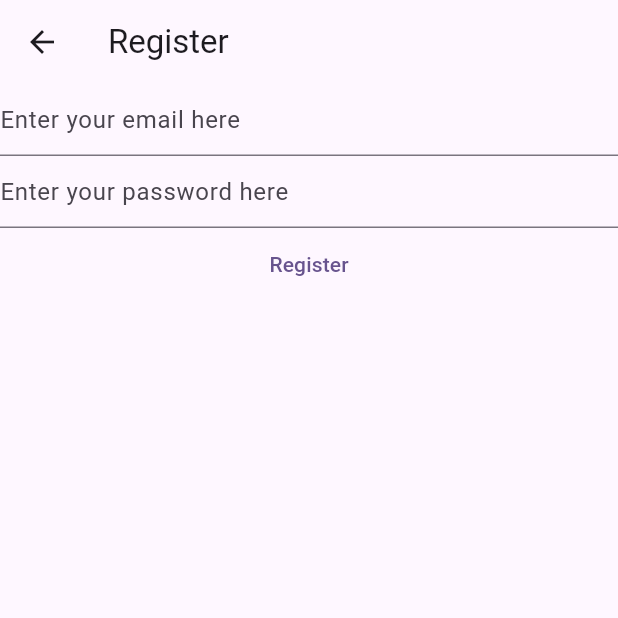
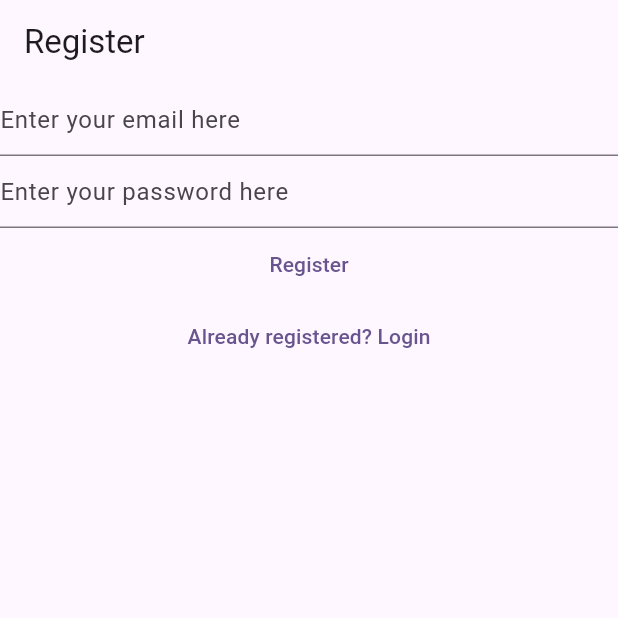
Before and after one commit to alisadek/mynotes, a Flutter app: the RegisterView screen opened directly, on a phone screen of 412 x 824 dp, the top half of it. Run offline on Flutter 3.47's test engine with Material 2 defaults, Android fonts, the phone set to English and light mode, and no system bars; our stand-ins replace firebase_auth, firebase_core; accounts and stored records are empty.

Commit message:
feat: add register and login routes

```diff
--- a/lib/views/register_view.dart
+++ b/lib/views/register_view.dart
@@ -1,7 +1,5 @@
 import 'package:firebase_auth/firebase_auth.dart';
-import 'package:firebase_core/firebase_core.dart';
 import 'package:flutter/material.dart';
-import 'package:mynotes/firebase_options.dart';
 
 class RegisterView extends StatefulWidget {
   const RegisterView({super.key});
@@ -32,14 +30,9 @@ class _RegisterViewState extends State<RegisterView> {
   Widget build(BuildContext context) {
     return Scaffold(
       appBar: AppBar(
-        title: const Text("Register"),
+        title: const Text('Register'),
       ),
-      body: FutureBuilder(
-        future: Firebase.initializeApp(options: DefaultFirebaseOptions.currentPlatform),
-        builder: (context, snapshot){
-          switch (snapshot.connectionState){
-            case ConnectionState.done:
-            return Column(children: [
+      body: Column(children: [
         TextField(
           controller: _email,
           decoration: const InputDecoration(
@@ -59,13 +52,14 @@ class _RegisterViewState extends State<RegisterView> {
           onPressed: () async {
             final email = _email.text;
             final password = _password.text;
-              try{
-              final userCredential = await FirebaseAuth.instance.createUserWithEmailAndPassword(
-                email:email,
+            try {
+              final userCredential =
+                  await FirebaseAuth.instance.createUserWithEmailAndPassword(
+                email: email,
                 password: password,
               );
               print(userCredential);
-              } on FirebaseAuthException catch(e){
+            } on FirebaseAuthException catch (e) {
               switch (e.code) {
                 case 'weak-password':
                   print("Weak Password");
@@ -83,13 +77,17 @@ class _RegisterViewState extends State<RegisterView> {
             }
           },
           child: const Text("Register"),
-          )
-                  ]);
-        default:
-          return const Text("Loading...");
-          }
+        ),
+        TextButton(
+          onPressed: () {
+            Navigator.of(context).pushNamedAndRemoveUntil(
+              '/login',
+              (route) => false,
+            );
           },
+          child: const Text("Already registered? Login"),
         ),
+      ]),
     );
   }
 }
```
Also changed, not shown: lib/main.dart (+24 -13 lines), lib/views/login_view.dart (+17 -23 lines), lib/views/verify_email_view.dart (added, +25 -0 lines). Lines whose indentation alone changed are shown as unchanged.
